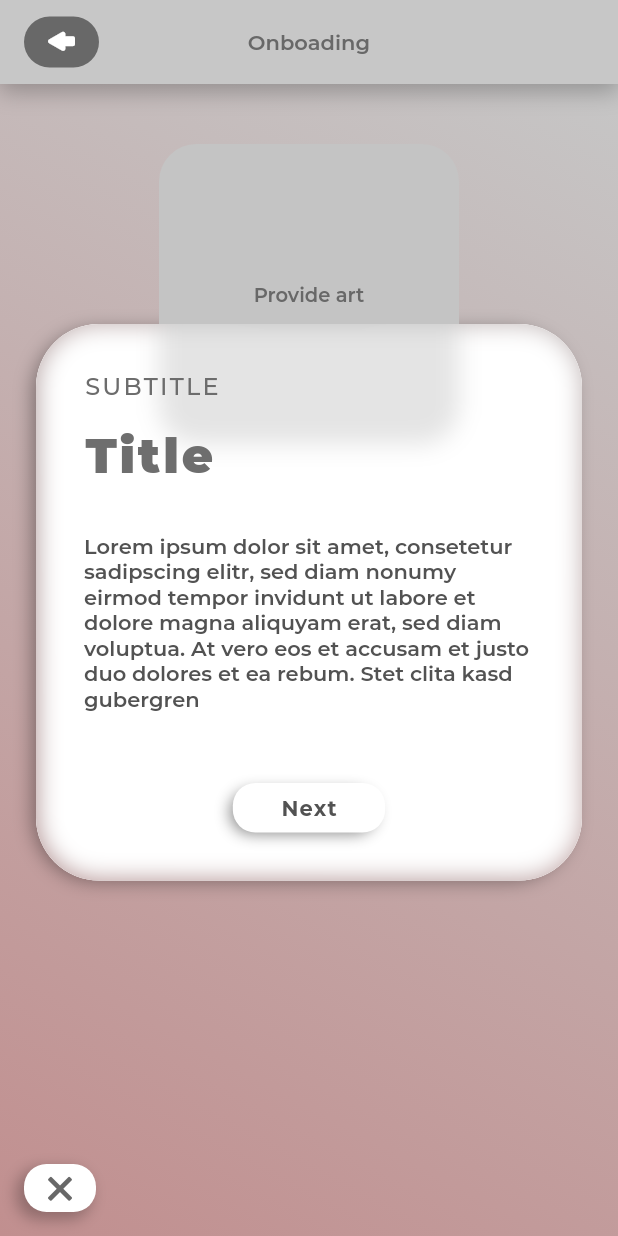
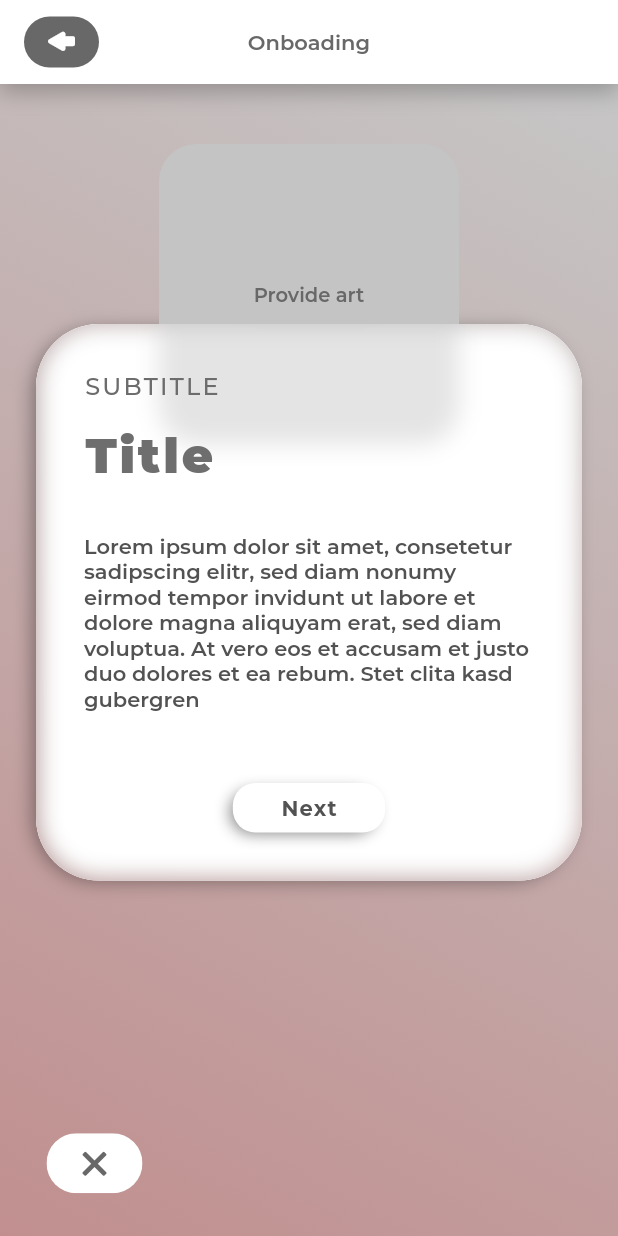
Before and after one commit to litlifesoftware/leitmotif-flutter, a Flutter app: the screen it shows after launch, after a tap on "Show Onboarding Screen", on a phone screen of 412 x 824 dp. Run offline on Flutter 3.47's test engine with Material 2 defaults, Android fonts, the phone set to English and light mode, and no system bars; our stand-ins replace package_info; project files that could hold a hidden picture were left out.

Commit message:
Modified some widgets' default appearance

```diff
--- a/example/lib/home_screen.dart
+++ b/example/lib/home_screen.dart
@@ -91,9 +91,11 @@ class _LitUIKitHomescreenState extends State<LitUIKitHomescreen> {
         backgroundColor: darkMode! ? LitColors.darkBlue : Colors.white,
         appBar: LitAppBar(
           title: "LitUIKit Example",
-          backgroundColor: darkMode! ? LitColors.darkBlue : LitColors.lightGrey,
-          textStyle: LitTextStyles.sansSerif
-              .copyWith(color: darkMode! ? Colors.white : LitColors.mediumGrey),
+          backgroundColor: darkMode! ? Colors.black : Colors.white,
+          textStyle: LitTextStyles.sansSerif.copyWith(
+            color: darkMode! ? Colors.white : LitColors.mediumGrey,
+          ),
+          elevated: darkMode!,
         ),
         snackBar: IconSnackbar(
             litSnackBarController: customSnackBarController,
@@ -184,10 +186,10 @@ class _LitUIKitHomescreenState extends State<LitUIKitHomescreen> {
           ],
         ),
         actionButton: AnimatedActionButton(
-            alignment: Alignment.bottomRight,
             child: Icon(
               LitIcons.gear,
-              color: Colors.grey,
+              color: Colors.white,
+              size: 18.0,
             ),
             backgroundColor: LitColors.mediumGrey,
             onPressed: () => {
--- a/lib/src/screens/lit_onboarding_screen.dart
+++ b/lib/src/screens/lit_onboarding_screen.dart
@@ -108,22 +108,13 @@ class _LitOnboardingScreenState extends State<LitOnboardingScreen>
               ),
             ),
           ),
-          Align(
+          AnimatedActionButton(
+            onPressed: widget.onExit,
             alignment: Alignment.bottomLeft,
-            child: Padding(
-              padding: const EdgeInsets.all(16.0),
-              child: LitPushedThroughButton(
-                margin:
-                    const EdgeInsets.symmetric(horizontal: 16.0, vertical: 8.0),
-                backgroundColor: Colors.white,
-                accentColor: Colors.white,
-                child: Icon(
-                  LitIcons.times,
-                  color: LitColors.mediumGrey,
-                  size: 16.0,
-                ),
-                onPressed: widget.onExit,
-              ),
+            child: Icon(
+              LitIcons.times,
+              color: LitColors.mediumGrey,
+              size: 16.0,
             ),
           )
         ],
--- a/lib/src/widgets/action_buttons/animated_action_button.dart
+++ b/lib/src/widgets/action_buttons/animated_action_button.dart
@@ -12,19 +12,21 @@ class AnimatedActionButton extends StatefulWidget
   final Color backgroundColor;
   final void Function() onPressed;
   final EdgeInsets padding;
+  final EdgeInsets margin;
 
   /// Creates an [AnimatedActionButton] [Widget].
 
   const AnimatedActionButton({
     Key? key,
-    required this.alignment,
+    this.alignment = Alignment.bottomRight,
     required this.child,
-    required this.backgroundColor,
+    this.backgroundColor = Colors.white,
     required this.onPressed,
     this.padding = const EdgeInsets.symmetric(
       vertical: 16.0,
       horizontal: 30.0,
     ),
+    this.margin = const EdgeInsets.symmetric(horizontal: 8.0, vertical: 4.0),
   }) : super(key: key);
   @override
   _AnimatedActionButtonState createState() => _AnimatedActionButtonState();
@@ -54,7 +56,7 @@ class _AnimatedActionButtonState extends State<AnimatedActionButton>
   Widget build(BuildContext context) {
     return AnimatedBuilder(
       animation: _animationController!,
-      builder: (BuildContext context, Widget? child) {
+      builder: (BuildContext context, Widget? _) {
         return Align(
           alignment: widget.alignment,
           child: FadeInTransformScaleContainer(
@@ -67,10 +69,14 @@ class _AnimatedActionButtonState extends State<AnimatedActionButton>
               child: LitTransformAnimatedButton(
                 verticalTransform: 15.0,
                 horizontalTransform: 0.0,
+                child: Padding(
+                  padding: widget.margin,
                   child: widget.child,
+                ),
                 backgroundColor: widget.backgroundColor,
                 onTap: widget.onPressed,
-                )),
+              ),
+            ),
           ),
         );
       },
--- a/lib/src/widgets/app_bars/lit_app_bar.dart
+++ b/lib/src/widgets/app_bars/lit_app_bar.dart
@@ -9,6 +9,7 @@ class LitAppBar extends StatelessWidget implements CustomAppBar {
   final TextStyle textStyle;
   final List<BoxShadow> boxShadow;
   final Color backgroundColor;
+  final bool elevated;
 
   /// The app bar height is depending on the abstract [CustomAppBar] height.
   static final height = CustomAppBar.height;
@@ -19,6 +20,7 @@ class LitAppBar extends StatelessWidget implements CustomAppBar {
     Key? key,
     required this.title,
     this.textStyle = LitTextStyles.sansSerif,
+    this.elevated = false,
     this.boxShadow = const [
       BoxShadow(
         blurRadius: 12.0,
@@ -27,7 +29,7 @@ class LitAppBar extends StatelessWidget implements CustomAppBar {
         spreadRadius: 1.0,
       )
     ],
-    this.backgroundColor = LitColors.lightGrey,
+    this.backgroundColor = Colors.white,
   }) : super(key: key);
   @override
   Widget build(BuildContext context) {
@@ -38,8 +40,8 @@ class LitAppBar extends StatelessWidget implements CustomAppBar {
           Container(
             height: height,
             width: MediaQuery.of(context).size.width,
-            decoration:
-                BoxDecoration(color: backgroundColor, boxShadow: boxShadow),
+            decoration: BoxDecoration(
+                color: backgroundColor, boxShadow: elevated ? [] : boxShadow),
             child: SafeArea(
               child: Center(
                 child: Padding(
```
Lines whose indentation alone changed are shown as unchanged.
